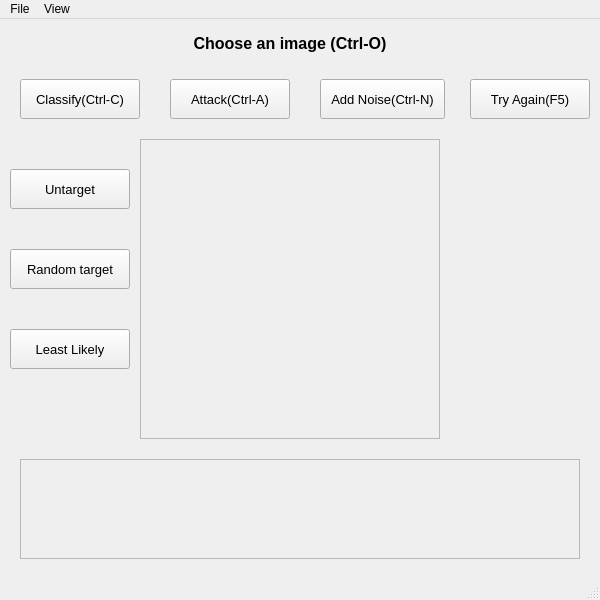
The window that mainwindow.ui (sShaAanGg/python-final) describes before a commit, drawn with Qt 5.
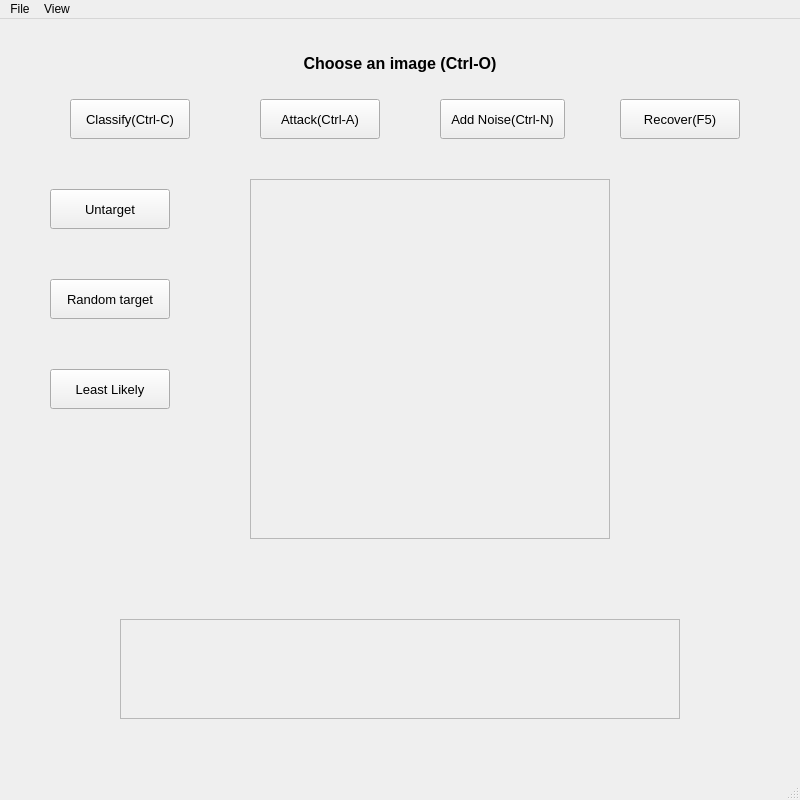
The same window after the commit.

Commit message: Modify window size

What changed in the file:
```diff
--- a/mainwindow.ui
+++ b/mainwindow.ui
@@ -6,8 +6,8 @@
    <rect>
     <x>0</x>
     <y>0</y>
-    <width>600</width>
-    <height>600</height>
+    <width>800</width>
+    <height>800</height>
    </rect>
   </property>
   <property name="sizePolicy">
@@ -24,8 +24,8 @@
   </property>
   <property name="maximumSize">
    <size>
-    <width>600</width>
-    <height>600</height>
+    <width>800</width>
+    <height>800</height>
    </size>
   </property>
   <property name="mouseTracking">
@@ -50,9 +50,9 @@
    <widget class="QLabel" name="label_help">
     <property name="geometry">
      <rect>
-      <x>90</x>
-      <y>0</y>
-      <width>400</width>
+      <x>120</x>
+      <y>20</y>
+      <width>560</width>
       <height>50</height>
      </rect>
     </property>
@@ -74,8 +74,8 @@
    <widget class="QPushButton" name="button_classify">
     <property name="geometry">
      <rect>
-      <x>20</x>
-      <y>60</y>
+      <x>70</x>
+      <y>80</y>
       <width>120</width>
       <height>40</height>
      </rect>
@@ -113,8 +113,8 @@
    <widget class="QPushButton" name="button_attack">
     <property name="geometry">
      <rect>
-      <x>170</x>
-      <y>60</y>
+      <x>260</x>
+      <y>80</y>
       <width>120</width>
       <height>40</height>
      </rect>
@@ -137,8 +137,8 @@
    <widget class="QPushButton" name="button_again">
     <property name="geometry">
      <rect>
-      <x>470</x>
-      <y>60</y>
+      <x>620</x>
+      <y>80</y>
       <width>120</width>
       <height>40</height>
      </rect>
@@ -149,7 +149,7 @@
      </font>
     </property>
     <property name="text">
-     <string>Try Again(F5)</string>
+     <string>Recover(F5)</string>
     </property>
     <property name="shortcut">
      <string>F5</string>
@@ -158,10 +158,10 @@
    <widget class="QScrollArea" name="scrollArea">
     <property name="geometry">
      <rect>
-      <x>140</x>
-      <y>120</y>
-      <width>300</width>
-      <height>300</height>
+      <x>250</x>
+      <y>160</y>
+      <width>360</width>
+      <height>360</height>
      </rect>
     </property>
     <property name="sizeAdjustPolicy">
@@ -178,8 +178,8 @@
       <rect>
        <x>0</x>
        <y>0</y>
-       <width>298</width>
-       <height>298</height>
+       <width>358</width>
+       <height>358</height>
       </rect>
      </property>
      <property name="text">
@@ -196,8 +196,8 @@
    <widget class="QPushButton" name="button_add_noise">
     <property name="geometry">
      <rect>
-      <x>320</x>
-      <y>60</y>
+      <x>440</x>
+      <y>80</y>
       <width>125</width>
       <height>40</height>
      </rect>
@@ -220,8 +220,8 @@
    <widget class="QFrame" name="frame">
     <property name="geometry">
      <rect>
-      <x>20</x>
-      <y>440</y>
+      <x>120</x>
+      <y>600</y>
       <width>560</width>
       <height>100</height>
      </rect>
@@ -263,8 +263,8 @@
    <widget class="QPushButton" name="button_attack_untargeted">
     <property name="geometry">
      <rect>
-      <x>10</x>
-      <y>150</y>
+      <x>50</x>
+      <y>170</y>
       <width>120</width>
       <height>40</height>
      </rect>
@@ -287,8 +287,8 @@
    <widget class="QPushButton" name="button_attack_least">
     <property name="geometry">
      <rect>
-      <x>10</x>
-      <y>310</y>
+      <x>50</x>
+      <y>350</y>
       <width>120</width>
       <height>40</height>
      </rect>
@@ -311,8 +311,8 @@
    <widget class="QPushButton" name="button_attack_random">
     <property name="geometry">
      <rect>
-      <x>10</x>
-      <y>230</y>
+      <x>50</x>
+      <y>260</y>
       <width>120</width>
       <height>40</height>
      </rect>
@@ -356,7 +356,7 @@
     <rect>
      <x>0</x>
      <y>0</y>
-     <width>600</width>
+     <width>800</width>
      <height>22</height>
     </rect>
    </property>
```
The commit also changes 1 other file.
